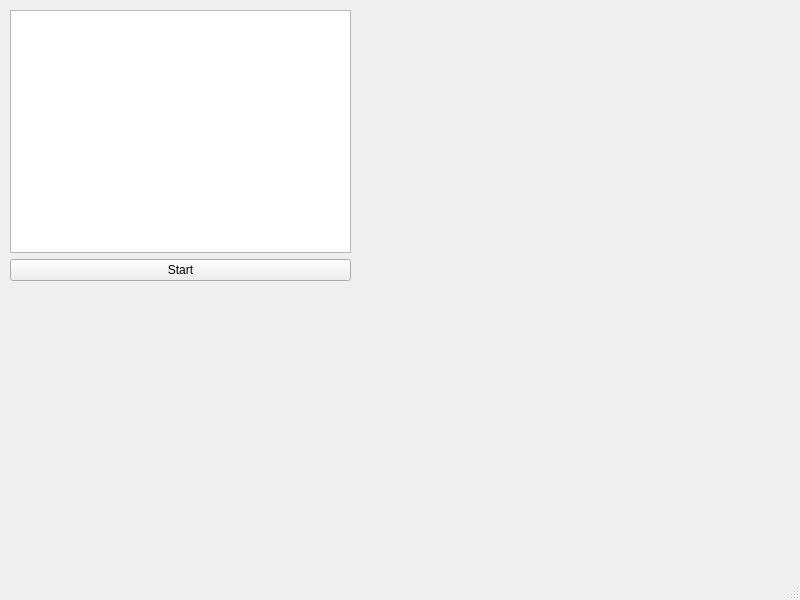
This is mainwindow.ui in wndr1nd/md5_sha256 as Qt 5 draws it before an edit. The edited form follows.
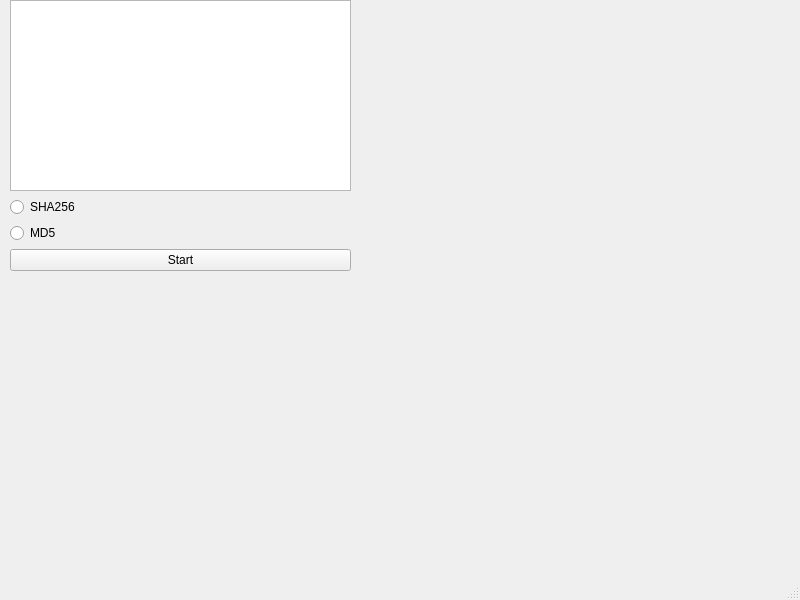
This is the edited form.

The edit to the form file:
```diff
--- a/mainwindow.ui
+++ b/mainwindow.ui
@@ -18,7 +18,7 @@
     <property name="geometry">
      <rect>
       <x>10</x>
-      <y>10</y>
+      <y>0</y>
       <width>341</width>
       <height>271</height>
      </rect>
@@ -27,6 +27,20 @@
      <item>
       <widget class="QListView" name="list"/>
      </item>
+     <item>
+      <widget class="QRadioButton" name="sha256">
+       <property name="text">
+        <string>SHA256</string>
+       </property>
+      </widget>
+     </item>
+     <item>
+      <widget class="QRadioButton" name="md5">
+       <property name="text">
+        <string>MD5</string>
+       </property>
+      </widget>
+     </item>
      <item>
       <widget class="QPushButton" name="pushButton">
        <property name="text">
```
